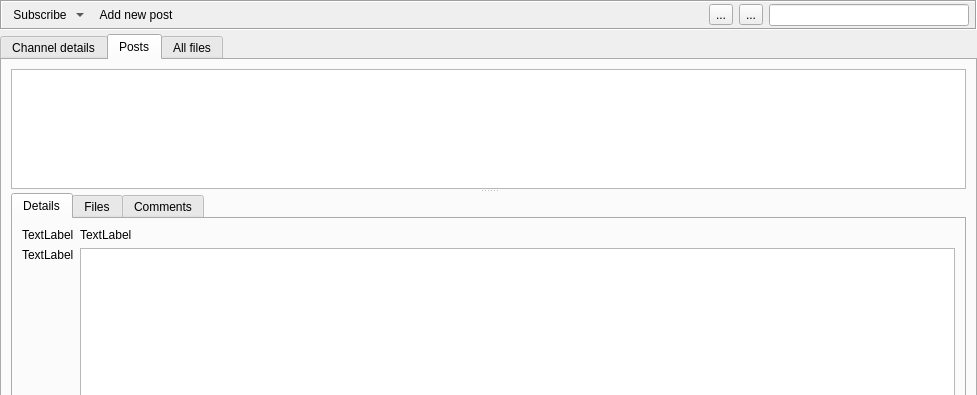
Above: retroshare-gui/src/gui/gxschannels/GxsChannelPostsWidgetWithModel.ui from RetroShare/RetroShare before the change; both pictures show x 0 to 977 and y 0 to 395 of the 977 by 628 pixel window. Below: the same form after it.
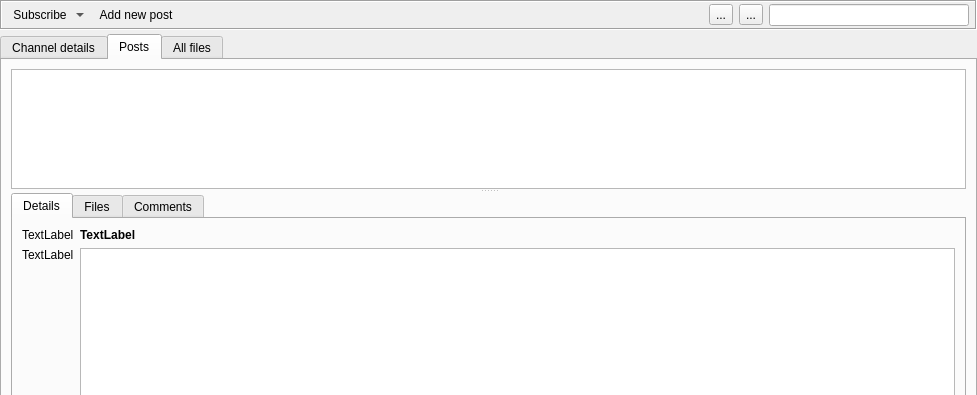
That is the form after the change. Icons and pictures are not drawn. Custom widgets are drawn as their Qt base class.

Commit message: improving readability of channel list view items

Diff of the .ui file:
```diff
--- a/retroshare-gui/src/gui/gxschannels/GxsChannelPostsWidgetWithModel.ui
+++ b/retroshare-gui/src/gui/gxschannels/GxsChannelPostsWidgetWithModel.ui
@@ -482,6 +482,12 @@
              <layout class="QVBoxLayout" name="verticalLayout_6">
               <item>
                <widget class="QLabel" name="postName_LB">
+                <property name="font">
+                 <font>
+                  <weight>75</weight>
+                  <bold>true</bold>
+                 </font>
+                </property>
                 <property name="text">
                  <string>TextLabel</string>
                 </property>
```
The commit also changes 1 other file.
